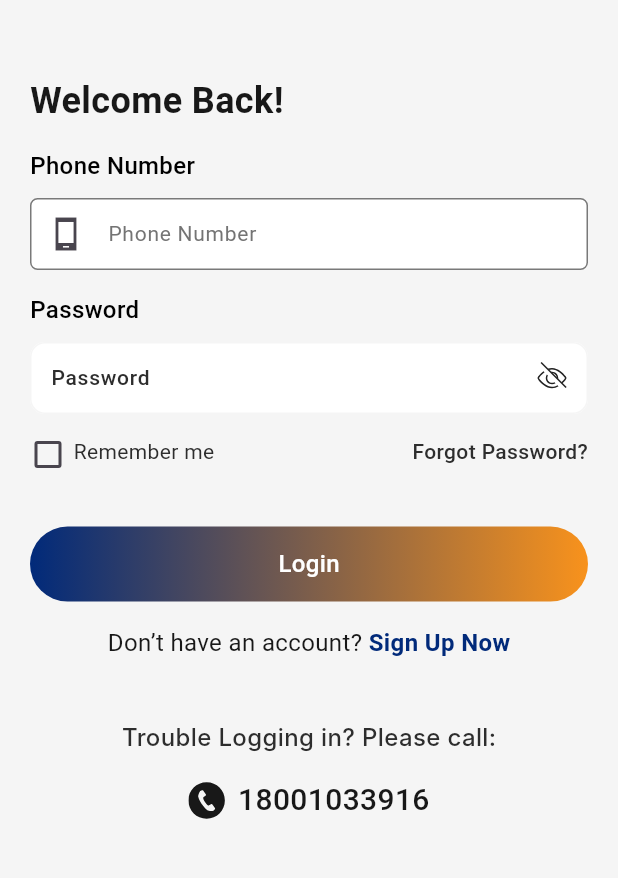
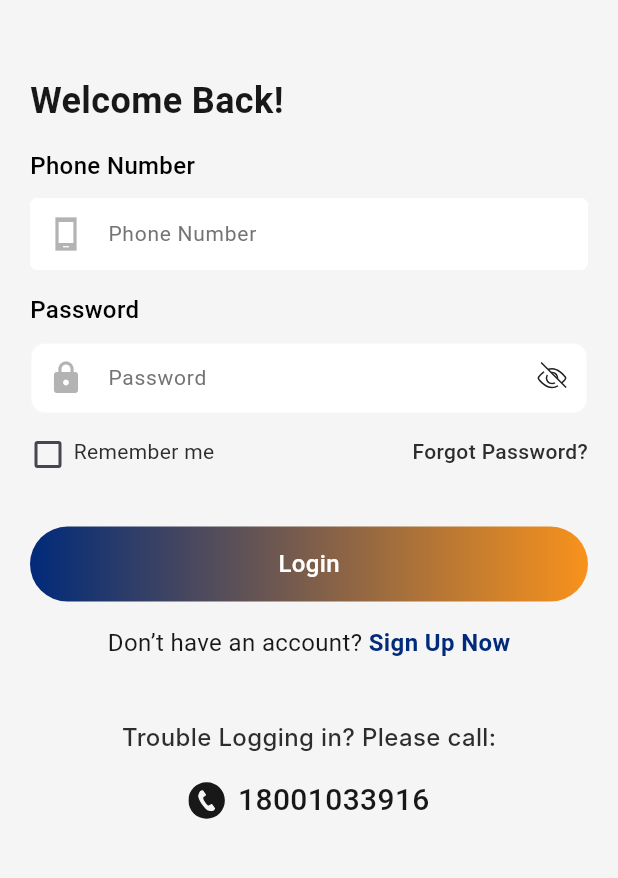
Before and after one commit to NigilDharsan/JewelOne, a Flutter app: the screen it shows after launch, on a phone screen of 412 x 824 dp, the part 346-1224 px from its top. Run offline on Flutter 3.47's test engine with Material 3 defaults, Android fonts, the phone set to English and light mode, and no system bars; our stand-ins replace carousel_slider, dio, flutter_riverpod, flutter_secure_storage, flutter_spinkit, flutter_svg and 3 more; missing offline and left inert: country_list_pick, easy_radio; Roboto replaces fonts that are missing (Inter, Metropolis, Montserrat); project files that could hold a hidden picture were left out.

Commit message:
Committing Text Form Field ,Login Screen,Menu screen,Gramage plan screen ,Payment Histort Sceen BUGS

```diff
--- a/lib/Common_Widgets/Text_Form_Field.dart
+++ b/lib/Common_Widgets/Text_Form_Field.dart
@@ -31,11 +31,11 @@ Widget textFormField(
         prefixIcon: prefixIcon,
         border: OutlineInputBorder(
           borderRadius: BorderRadius.circular(5),
-          borderSide: BorderSide(color: borderclr),
+          borderSide: BorderSide(color: white1),
         ),
         enabledBorder: OutlineInputBorder(
           borderRadius: BorderRadius.circular(5),
-          borderSide: BorderSide(color: borderclr),
+          borderSide: BorderSide(color: white1),
         ),
         fillColor: Colors.white,
         filled: true,
@@ -392,13 +392,14 @@ Widget textFieldPassword(
       decoration: InputDecoration(
         contentPadding: EdgeInsets.symmetric(vertical: 10.0, horizontal: 10.0),
         hintText: hintText,
-        hintStyle: phoneHT,
+        hintStyle: lighttext,
         border: OutlineInputBorder(
           borderRadius: BorderRadius.circular(10),
         ),
         enabledBorder: OutlineInputBorder(
             borderSide: BorderSide(color: white2),
             borderRadius: BorderRadius.circular(10)),
+          prefixIcon: Icon(Icons.lock,color: white11,),
           suffixIcon: IconButton(
             icon:obscure ? ImgPathSvg("eyeclose.svg") : Icon(
                Icons.remove_red_eye_outlined,
@@ -410,6 +411,7 @@ Widget textFieldPassword(
         filled: true,
       ),
       onChanged: onChanged,
+
       textInputAction: TextInputAction.next,
       keyboardType: keyboardtype,
       style: Textfield_Style,
--- a/lib/Src/Login_Ui/LoginScreen.dart
+++ b/lib/Src/Login_Ui/LoginScreen.dart
@@ -70,9 +70,15 @@ class _LoginScreenState extends State<LoginScreen> {
             mainAxisAlignment: MainAxisAlignment.end,
             children: [
               //SKIP
-              Text(
-                'Skip Login',
-                style: skip_ST,
+              InkWell(
+                onTap: (){
+                  Navigator.pushAndRemoveUntil(context, MaterialPageRoute(builder: (context)=>
+                      Home_DashBoard_Screen()), (route) => false);
+                },
+                child: Text(
+                  'Skip Login',
+                  style: skip_ST,
+                ),
               ),
               const Icon(
                 Icons.arrow_forward_ios,
@@ -117,7 +123,7 @@ class _LoginScreenState extends State<LoginScreen> {
                 return 'Please enter a valid 10-digit Phone Number';
               }
               return null;
-            }, prefixIcon: Icon(Icons.phone_android_sharp)),
+            }, prefixIcon: Icon(Icons.phone_android_sharp,color: white11,)),
 
 
         // Password Text and TextField
--- a/lib/Src/Menu_Ui/Menu_Screen.dart
+++ b/lib/Src/Menu_Ui/Menu_Screen.dart
@@ -27,8 +27,9 @@ class _Menu_ScreenState extends State<Menu_Screen> {
         child: Container(
           child: Column(
             children: [
+
               Container(
-                height: 150,
+                height: 180,
                 width: MediaQuery.sizeOf(context).width,
                 decoration: BoxDecoration(
                    borderRadius: BorderRadius.only(
@@ -50,6 +51,7 @@ class _Menu_ScreenState extends State<Menu_Screen> {
                   child: Column(
                     mainAxisAlignment: MainAxisAlignment.center,
                     children: [
+                      const SizedBox(height: 20,),
                       Row(
                         crossAxisAlignment: CrossAxisAlignment.start,
                         mainAxisAlignment: MainAxisAlignment.center,
--- a/lib/Src/Payment_History_Ui/payment_History_Screen.dart
+++ b/lib/Src/Payment_History_Ui/payment_History_Screen.dart
@@ -142,6 +142,7 @@ class _paymrnt_History_ScreenState extends State<paymrnt_History_Screen> {
 
               //BUTTON
               CommonContainerButton(context, onPress: (){
+                Navigator.pop(context);
               },
                   titleName: "Back"),
             ],
--- a/lib/utilits/Common_Colors.dart
+++ b/lib/utilits/Common_Colors.dart
@@ -7,6 +7,7 @@ const Color white3 = Color.fromRGBO(224, 224, 224, 1);
 const Color white8 = Color.fromRGBO(239, 239, 239, 1);
 const Color white9 = Color.fromRGBO(126, 126, 126, 1);
 const Color white10 = Color.fromRGBO(228, 228, 228, 1);
+const Color white11 = Color.fromRGBO(179, 179, 179, 1);
 
 //Black
 const Color Black = Color.fromRGBO(0, 0, 0, 1);
```
Also changed, not shown: lib/Src/New_SSP_Ui/Grammage_Plan_Screen.dart (+10 -3 lines).
